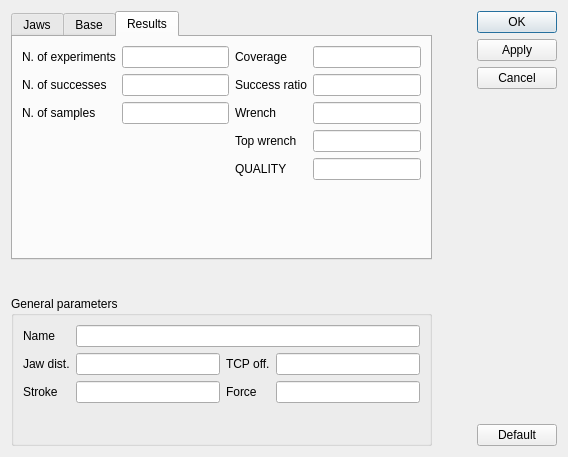
Before: the Qt Designer form src/plugin/DesignDialog.ui in dagothar/gripperz, drawn with Qt 5.
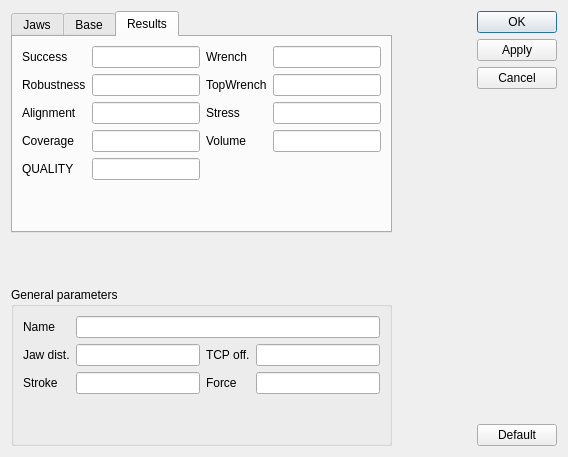
After: the same form once the commit is applied. The open tabs and pages were chosen to show the change.

Commit message: changed gripper model completely; rewritten loaders and design dialog; NOT TESTED

What changed in the file:
```diff
--- a/src/plugin/DesignDialog.ui
+++ b/src/plugin/DesignDialog.ui
@@ -19,14 +19,14 @@
      <item>
       <widget class="QTabWidget" name="tabWidget">
        <property name="currentIndex">
-        <number>0</number>
+        <number>1</number>
        </property>
        <widget class="QWidget" name="tab">
         <attribute name="title">
          <string>Jaws</string>
         </attribute>
         <layout class="QGridLayout" name="gridLayout_2">
-         <item row="3" column="2">
+         <item row="3" column="1">
           <widget class="QLineEdit" name="chfDepthEdit"/>
          </item>
          <item row="2" column="0">
@@ -36,29 +36,6 @@
            </property>
           </widget>
          </item>
-         <item row="5" column="0" colspan="3">
-          <widget class="QGroupBox" name="groupBox_2">
-           <property name="title">
-            <string>Cutout type</string>
-           </property>
-           <layout class="QHBoxLayout" name="horizontalLayout_2">
-            <item>
-             <widget class="QRadioButton" name="prismaticButton">
-              <property name="text">
-               <string>Prismatic</string>
-              </property>
-             </widget>
-            </item>
-            <item>
-             <widget class="QRadioButton" name="cylindricalButton">
-              <property name="text">
-               <string>Cylindrical</string>
-              </property>
-             </widget>
-            </item>
-           </layout>
-          </widget>
-         </item>
          <item row="0" column="0">
           <widget class="QLabel" name="label_6">
            <property name="text">
@@ -73,6 +50,12 @@
            </property>
           </widget>
          </item>
+         <item row="1" column="1">
+          <widget class="QLineEdit" name="widthEdit"/>
+         </item>
+         <item row="0" column="1">
+          <widget class="QLineEdit" name="lengthEdit"/>
+         </item>
          <item row="3" column="0">
           <widget class="QLabel" name="label_9">
            <property name="text">
@@ -80,62 +63,46 @@
            </property>
           </widget>
          </item>
-         <item row="0" column="2">
-          <widget class="QLineEdit" name="lengthEdit"/>
-         </item>
-         <item row="1" column="2">
-          <widget class="QLineEdit" name="widthEdit"/>
-         </item>
-         <item row="2" column="2">
+         <item row="2" column="1">
           <widget class="QLineEdit" name="depthEdit"/>
          </item>
-         <item row="2" column="3">
-          <widget class="QLabel" name="label_13">
+         <item row="3" column="2">
+          <widget class="QLabel" name="label_25">
            <property name="text">
-            <string>Cut radius</string>
+            <string>Cut tilt</string>
            </property>
           </widget>
          </item>
-         <item row="4" column="2">
-          <widget class="QLineEdit" name="chfAngleEdit"/>
+         <item row="3" column="3">
+          <widget class="QLineEdit" name="cutTiltEdit"/>
          </item>
-         <item row="1" column="4">
+         <item row="2" column="3">
           <widget class="QLineEdit" name="cutAngleEdit"/>
          </item>
-         <item row="4" column="0">
-          <widget class="QLabel" name="label_10">
-           <property name="text">
-            <string>Chf. angle</string>
-           </property>
-          </widget>
-         </item>
-         <item row="0" column="3">
-          <widget class="QLabel" name="label_11">
-           <property name="text">
-            <string>Cut depth</string>
-           </property>
-          </widget>
-         </item>
-         <item row="1" column="3">
+         <item row="2" column="2">
           <widget class="QLabel" name="label_12">
            <property name="text">
             <string>Cut angle</string>
            </property>
           </widget>
          </item>
-         <item row="0" column="4">
+         <item row="1" column="2">
+          <widget class="QLabel" name="label_11">
+           <property name="text">
+            <string>Cut depth</string>
+           </property>
+          </widget>
+         </item>
+         <item row="1" column="3">
           <widget class="QLineEdit" name="cutDepthEdit"/>
          </item>
-         <item row="2" column="4">
-          <widget class="QLineEdit" name="cutRadiusEdit"/>
+         <item row="0" column="3">
+          <widget class="QLineEdit" name="chfAngleEdit"/>
          </item>
-         <item row="3" column="4">
-          <widget class="QLineEdit" name="cutTiltEdit"/>
-         </item>
-         <item row="3" column="3">
-          <widget class="QLabel" name="label_25">
+         <item row="0" column="2">
+          <widget class="QLabel" name="label_10">
            <property name="text">
-            <string>Cut tilt</string>
+            <string>Chf. angle</string>
            </property>
           </widget>
          </item>
@@ -161,13 +128,13 @@
           </widget>
          </item>
          <item row="2" column="1">
-          <widget class="QLineEdit" name="basedzEdit"/>
+          <widget class="QLineEdit" name="basezEdit"/>
          </item>
          <item row="0" column="1">
-          <widget class="QLineEdit" name="basedxEdit"/>
+          <widget class="QLineEdit" name="basexEdit"/>
          </item>
          <item row="1" column="1">
-          <widget class="QLineEdit" name="basedyEdit"/>
+          <widget class="QLineEdit" name="baseyEdit"/>
          </item>
          <item row="0" column="0">
           <widget class="QLabel" name="label_14">
@@ -196,99 +163,109 @@
          <string>Results</string>
         </attribute>
         <layout class="QGridLayout" name="gridLayout_4">
-         <item row="2" column="1">
-          <widget class="QLineEdit" name="samplesEdit"/>
-         </item>
-         <item row="0" column="2">
-          <widget class="QLabel" name="label_20">
-           <property name="text">
-            <string>Coverage</string>
-           </property>
-          </widget>
-         </item>
-         <item row="0" column="0">
+         <item row="2" column="2">
           <widget class="QLabel" name="label_17">
            <property name="text">
-            <string>N. of experiments</string>
+            <string>Stress</string>
            </property>
           </widget>
          </item>
-         <item row="1" column="1">
-          <widget class="QLineEdit" name="successesEdit"/>
-         </item>
-         <item row="1" column="3">
-          <widget class="QLineEdit" name="successEdit"/>
-         </item>
-         <item row="4" column="3">
-          <widget class="QLineEdit" name="qualityEdit"/>
-         </item>
-         <item row="1" column="0">
-          <widget class="QLabel" name="label_18">
-           <property name="text">
-            <string>N. of successes</string>
-           </property>
-          </widget>
-         </item>
-         <item row="2" column="0">
-          <widget class="QLabel" name="label_19">
-           <property name="text">
-            <string>N. of samples</string>
-           </property>
-          </widget>
-         </item>
-         <item row="4" column="2">
+         <item row="4" column="0">
           <widget class="QLabel" name="label_23">
            <property name="text">
             <string>QUALITY</string>
            </property>
           </widget>
          </item>
-         <item row="2" column="3">
-          <widget class="QLineEdit" name="wrenchEdit"/>
+         <item row="0" column="0">
+          <widget class="QLabel" name="label_20">
+           <property name="text">
+            <string>Success</string>
+           </property>
+          </widget>
          </item>
-         <item row="0" column="3">
-          <widget class="QLineEdit" name="coverageEdit"/>
+         <item row="1" column="1">
+          <widget class="QLineEdit" name="robustnessEdit"/>
          </item>
-         <item row="5" column="3">
-          <spacer name="verticalSpacer_4">
-           <property name="orientation">
-            <enum>Qt::Vertical</enum>
-           </property>
-           <property name="sizeHint" stdset="0">
-            <size>
-             <width>20</width>
-             <height>40</height>
-            </size>
-           </property>
-          </spacer>
+         <item row="4" column="1">
+          <widget class="QLineEdit" name="qualityEdit"/>
          </item>
-         <item row="2" column="2">
+         <item row="2" column="1">
+          <widget class="QLineEdit" name="alignmentEdit"/>
+         </item>
+         <item row="0" column="1">
+          <widget class="QLineEdit" name="successEdit"/>
+         </item>
+         <item row="2" column="0">
           <widget class="QLabel" name="label_22">
            <property name="text">
-            <string>Wrench</string>
+            <string>Alignment</string>
            </property>
           </widget>
          </item>
-         <item row="0" column="1">
-          <widget class="QLineEdit" name="experimentsEdit"/>
+         <item row="5" column="1">
+          <spacer name="verticalSpacer_4">
+           <property name="orientation">
+            <enum>Qt::Vertical</enum>
+           </property>
+           <property name="sizeHint" stdset="0">
+            <size>
+             <width>20</width>
+             <height>40</height>
+            </size>
+           </property>
+          </spacer>
          </item>
-         <item row="1" column="2">
+         <item row="1" column="0">
           <widget class="QLabel" name="label_21">
            <property name="text">
-            <string>Success ratio</string>
+            <string>Robustness</string>
            </property>
           </widget>
          </item>
-         <item row="3" column="2">
+         <item row="3" column="1">
+          <widget class="QLineEdit" name="coverageEdit"/>
+         </item>
+         <item row="3" column="0">
           <widget class="QLabel" name="label_24">
            <property name="text">
-            <string>Top wrench</string>
+            <string>Coverage</string>
            </property>
           </widget>
          </item>
-         <item row="3" column="3">
+         <item row="3" column="2">
+          <widget class="QLabel" name="label_18">
+           <property name="text">
+            <string>Volume</string>
+           </property>
+          </widget>
+         </item>
+         <item row="0" column="2">
+          <widget class="QLabel" name="label_13">
+           <property name="text">
+            <string>Wrench</string>
+           </property>
+          </widget>
+         </item>
+         <item row="1" column="2">
+          <widget class="QLabel" name="label_19">
+           <property name="text">
+            <string>TopWrench</string>
+           </property>
+          </widget>
+         </item>
+         <item row="0" column="3">
+          <widget class="QLineEdit" name="wrenchEdit"/>
+         </item>
+         <item row="1" column="3">
           <widget class="QLineEdit" name="topWrenchEdit"/>
          </item>
+         <item row="2" column="3">
+          <widget class="QLineEdit" name="stressEdit"/>
+         </item>
+         <item row="3" column="3">
+          <widget class="QLineEdit" name="volumeEdit"/>
+         </item>
         </layout>
        </widget>
       </widget>
@@ -360,7 +337,7 @@
          </widget>
         </item>
         <item row="2" column="1">
-         <widget class="QLineEdit" name="openingEdit"/>
+         <widget class="QLineEdit" name="strokeEdit"/>
         </item>
         <item row="3" column="1">
          <spacer name="verticalSpacer_5">
```
The commit also changes 10 other files.
